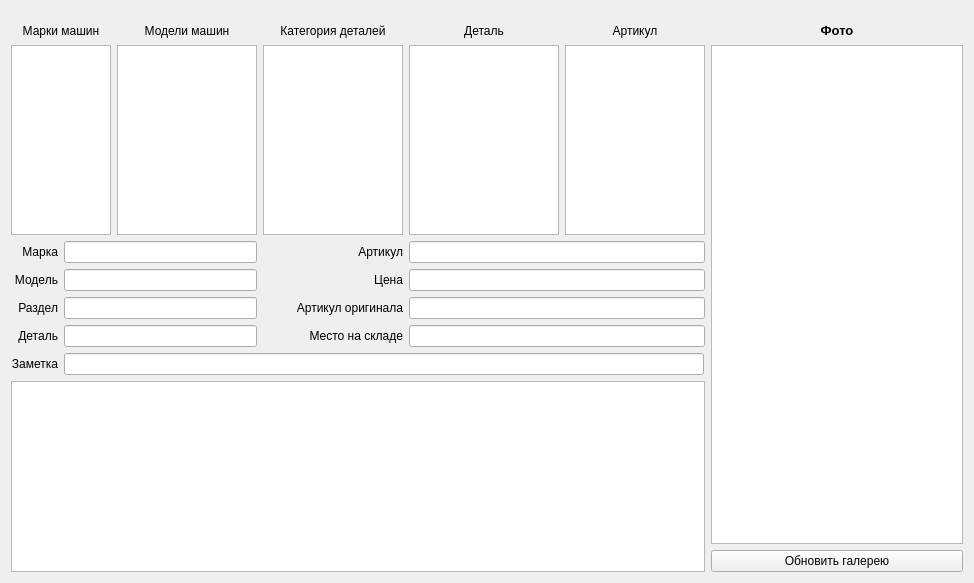
This is mainwindow.ui in Krerg/carDetailsControl as Qt 5 draws it before an edit. The edited form follows.
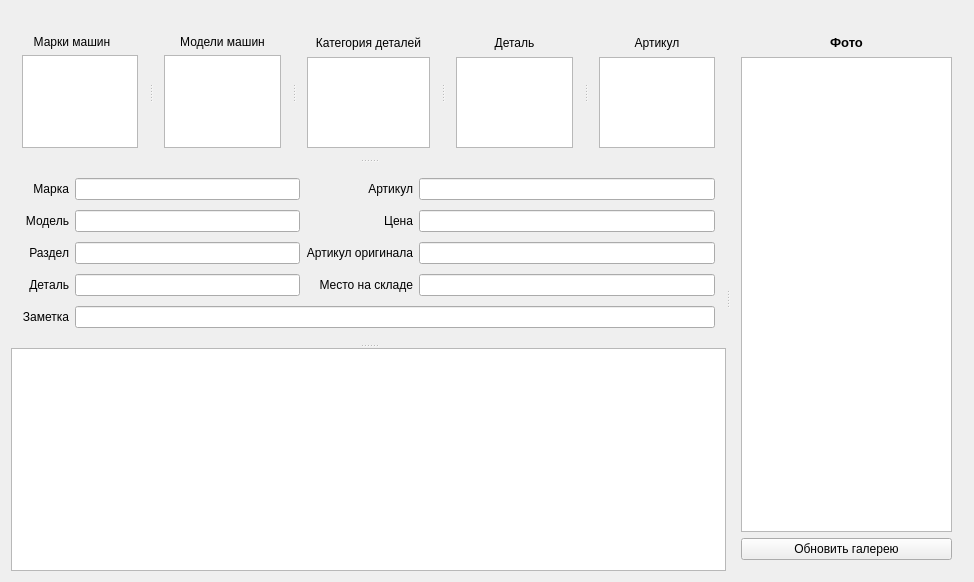
This is the edited form.

Commit message: Custom Image viewer added. New layout manager

```diff
--- a/mainwindow.ui
+++ b/mainwindow.ui
@@ -7,7 +7,7 @@
     <x>0</x>
     <y>0</y>
     <width>974</width>
-    <height>583</height>
+    <height>582</height>
    </rect>
   </property>
   <property name="minimumSize">
@@ -22,21 +22,8 @@
   <property name="windowTitle">
    <string>MainWindow</string>
   </property>
-  <layout class="QGridLayout" name="gridLayout">
-   <item row="3" column="3">
-    <widget class="QLabel" name="label_9">
-     <property name="sizePolicy">
-      <sizepolicy hsizetype="Preferred" vsizetype="Fixed">
-       <horstretch>0</horstretch>
-       <verstretch>0</verstretch>
-      </sizepolicy>
-     </property>
-     <property name="text">
-      <string>&lt;html&gt;&lt;head/&gt;&lt;body&gt;&lt;p align=&quot;right&quot;&gt;Артикул&lt;/p&gt;&lt;/body&gt;&lt;/html&gt;</string>
-     </property>
-    </widget>
-   </item>
-   <item row="0" column="3">
+  <layout class="QGridLayout" name="gridLayout_2">
+   <item row="0" column="0">
     <spacer name="verticalSpacer">
      <property name="orientation">
       <enum>Qt::Vertical</enum>
@@ -46,16 +33,37 @@
      </property>
      <property name="sizeHint" stdset="0">
       <size>
-       <width>5</width>
-       <height>12</height>
+       <width>137</width>
+       <height>13</height>
       </size>
      </property>
     </spacer>
    </item>
-   <item row="1" column="0" colspan="2">
+   <item row="1" column="0">
+    <widget class="QSplitter" name="splitter_3">
+     <property name="orientation">
+      <enum>Qt::Horizontal</enum>
+     </property>
+     <widget class="QSplitter" name="splitter_2">
+      <property name="orientation">
+       <enum>Qt::Vertical</enum>
+      </property>
+      <widget class="QSplitter" name="splitter">
+       <property name="baseSize">
+        <size>
+         <width>0</width>
+         <height>300</height>
+        </size>
+       </property>
+       <property name="orientation">
+        <enum>Qt::Horizontal</enum>
+       </property>
+       <widget class="QWidget" name="">
+        <layout class="QVBoxLayout" name="verticalLayout">
+         <item>
     <widget class="QLabel" name="label">
      <property name="sizePolicy">
-      <sizepolicy hsizetype="Fixed" vsizetype="Fixed">
+            <sizepolicy hsizetype="Preferred" vsizetype="Fixed">
        <horstretch>0</horstretch>
        <verstretch>0</verstretch>
       </sizepolicy>
@@ -71,18 +79,56 @@
      </property>
     </widget>
    </item>
-   <item row="1" column="2">
+         <item>
+          <widget class="QListView" name="carMake">
+           <property name="enabled">
+            <bool>true</bool>
+           </property>
+           <property name="sizePolicy">
+            <sizepolicy hsizetype="Preferred" vsizetype="Expanding">
+             <horstretch>0</horstretch>
+             <verstretch>0</verstretch>
+            </sizepolicy>
+           </property>
+           <property name="maximumSize">
+            <size>
+             <width>500</width>
+             <height>500</height>
+            </size>
+           </property>
+           <property name="baseSize">
+            <size>
+             <width>0</width>
+             <height>300</height>
+            </size>
+           </property>
+           <property name="sizeAdjustPolicy">
+            <enum>QAbstractScrollArea::AdjustToContents</enum>
+           </property>
+           <property name="spacing">
+            <number>0</number>
+           </property>
+           <property name="batchSize">
+            <number>50</number>
+           </property>
+          </widget>
+         </item>
+        </layout>
+       </widget>
+       <widget class="QWidget" name="">
+        <layout class="QVBoxLayout" name="verticalLayout_2">
+         <item>
     <widget class="QLabel" name="label_2">
      <property name="sizePolicy">
-      <sizepolicy hsizetype="Fixed" vsizetype="Fixed">
+            <sizepolicy hsizetype="Preferred" vsizetype="Fixed">
        <horstretch>0</horstretch>
        <verstretch>0</verstretch>
       </sizepolicy>
      </property>
      <property name="minimumSize">
       <size>
-       <width>140</width>
-       <height>16</height>
+             <width>0</width>
+             <height>0</height>
       </size>
      </property>
      <property name="text">
@@ -90,17 +136,55 @@
      </property>
     </widget>
    </item>
-   <item row="1" column="3">
+         <item>
+          <widget class="QListView" name="carModel">
+           <property name="sizePolicy">
+            <sizepolicy hsizetype="Preferred" vsizetype="Expanding">
+             <horstretch>0</horstretch>
+             <verstretch>0</verstretch>
+            </sizepolicy>
+           </property>
+           <property name="minimumSize">
+            <size>
+             <width>0</width>
+             <height>0</height>
+            </size>
+           </property>
+           <property name="maximumSize">
+            <size>
+             <width>500</width>
+             <height>500</height>
+            </size>
+           </property>
+           <property name="baseSize">
+            <size>
+             <width>0</width>
+             <height>300</height>
+            </size>
+           </property>
+           <property name="sizeAdjustPolicy">
+            <enum>QAbstractScrollArea::AdjustToContents</enum>
+           </property>
+           <property name="batchSize">
+            <number>50</number>
+           </property>
+          </widget>
+         </item>
+        </layout>
+       </widget>
+       <widget class="QWidget" name="">
+        <layout class="QVBoxLayout" name="verticalLayout_3">
+         <item>
     <widget class="QLabel" name="label_3">
      <property name="sizePolicy">
-      <sizepolicy hsizetype="Fixed" vsizetype="Fixed">
+            <sizepolicy hsizetype="Preferred" vsizetype="Fixed">
        <horstretch>0</horstretch>
        <verstretch>0</verstretch>
       </sizepolicy>
      </property>
      <property name="minimumSize">
       <size>
-       <width>140</width>
+             <width>0</width>
        <height>16</height>
       </size>
      </property>
@@ -109,17 +193,49 @@
      </property>
     </widget>
    </item>
-   <item row="1" column="4">
+         <item>
+          <widget class="QListView" name="detailCategory">
+           <property name="sizePolicy">
+            <sizepolicy hsizetype="Preferred" vsizetype="Preferred">
+             <horstretch>0</horstretch>
+             <verstretch>0</verstretch>
+            </sizepolicy>
+           </property>
+           <property name="maximumSize">
+            <size>
+             <width>500</width>
+             <height>500</height>
+            </size>
+           </property>
+           <property name="baseSize">
+            <size>
+             <width>0</width>
+             <height>300</height>
+            </size>
+           </property>
+           <property name="sizeAdjustPolicy">
+            <enum>QAbstractScrollArea::AdjustToContents</enum>
+           </property>
+           <property name="batchSize">
+            <number>50</number>
+           </property>
+          </widget>
+         </item>
+        </layout>
+       </widget>
+       <widget class="QWidget" name="">
+        <layout class="QVBoxLayout" name="verticalLayout_4">
+         <item>
     <widget class="QLabel" name="label_4">
      <property name="sizePolicy">
-      <sizepolicy hsizetype="Fixed" vsizetype="Fixed">
+            <sizepolicy hsizetype="Preferred" vsizetype="Fixed">
        <horstretch>0</horstretch>
        <verstretch>0</verstretch>
       </sizepolicy>
      </property>
      <property name="minimumSize">
       <size>
-       <width>150</width>
+             <width>0</width>
        <height>16</height>
       </size>
      </property>
@@ -134,17 +250,46 @@
      </property>
     </widget>
    </item>
-   <item row="1" column="5">
+         <item>
+          <widget class="QListView" name="detail">
+           <property name="sizePolicy">
+            <sizepolicy hsizetype="Preferred" vsizetype="Preferred">
+             <horstretch>0</horstretch>
+             <verstretch>0</verstretch>
+            </sizepolicy>
+           </property>
+           <property name="maximumSize">
+            <size>
+             <width>500</width>
+             <height>500</height>
+            </size>
+           </property>
+           <property name="baseSize">
+            <size>
+             <width>0</width>
+             <height>300</height>
+            </size>
+           </property>
+           <property name="sizeAdjustPolicy">
+            <enum>QAbstractScrollArea::AdjustToContents</enum>
+           </property>
+          </widget>
+         </item>
+        </layout>
+       </widget>
+       <widget class="QWidget" name="">
+        <layout class="QVBoxLayout" name="verticalLayout_5">
+         <item>
     <widget class="QLabel" name="label_13">
      <property name="sizePolicy">
-      <sizepolicy hsizetype="Fixed" vsizetype="Fixed">
+            <sizepolicy hsizetype="Preferred" vsizetype="Fixed">
        <horstretch>0</horstretch>
        <verstretch>0</verstretch>
       </sizepolicy>
      </property>
      <property name="minimumSize">
       <size>
-       <width>140</width>
+             <width>0</width>
        <height>16</height>
       </size>
      </property>
@@ -153,167 +298,37 @@
      </property>
     </widget>
    </item>
-   <item row="1" column="6">
-    <widget class="QLabel" name="label_14">
-     <property name="sizePolicy">
-      <sizepolicy hsizetype="Expanding" vsizetype="Fixed">
-       <horstretch>0</horstretch>
-       <verstretch>0</verstretch>
-      </sizepolicy>
-     </property>
-     <property name="minimumSize">
-      <size>
-       <width>0</width>
-       <height>16</height>
-      </size>
-     </property>
-     <property name="maximumSize">
-      <size>
-       <width>16777215</width>
-       <height>16</height>
-      </size>
-     </property>
-     <property name="text">
-      <string>&lt;html&gt;&lt;head/&gt;&lt;body&gt;&lt;p align=&quot;center&quot;&gt;&lt;span style=&quot; font-size:10pt; font-weight:600;&quot;&gt;Фото&lt;/span&gt;&lt;/p&gt;&lt;/body&gt;&lt;/html&gt;</string>
-     </property>
-    </widget>
-   </item>
-   <item row="2" column="0" colspan="2">
-    <widget class="QListView" name="carMake">
-     <property name="enabled">
-      <bool>true</bool>
-     </property>
-     <property name="sizePolicy">
-      <sizepolicy hsizetype="Fixed" vsizetype="Preferred">
-       <horstretch>0</horstretch>
-       <verstretch>0</verstretch>
-      </sizepolicy>
-     </property>
-     <property name="maximumSize">
-      <size>
-       <width>100</width>
-       <height>500</height>
-      </size>
-     </property>
-     <property name="baseSize">
-      <size>
-       <width>30</width>
-       <height>50</height>
-      </size>
-     </property>
-    </widget>
-   </item>
-   <item row="2" column="2">
-    <widget class="QListView" name="carModel">
-     <property name="sizePolicy">
-      <sizepolicy hsizetype="Fixed" vsizetype="Preferred">
-       <horstretch>0</horstretch>
-       <verstretch>0</verstretch>
-      </sizepolicy>
-     </property>
-     <property name="maximumSize">
-      <size>
-       <width>140</width>
-       <height>500</height>
-      </size>
-     </property>
-    </widget>
-   </item>
-   <item row="2" column="3">
-    <widget class="QListView" name="detailCategory">
-     <property name="sizePolicy">
-      <sizepolicy hsizetype="Fixed" vsizetype="Preferred">
-       <horstretch>0</horstretch>
-       <verstretch>0</verstretch>
-      </sizepolicy>
-     </property>
-     <property name="maximumSize">
-      <size>
-       <width>140</width>
-       <height>500</height>
-      </size>
-     </property>
-    </widget>
-   </item>
-   <item row="2" column="4">
-    <widget class="QListView" name="detail">
-     <property name="sizePolicy">
-      <sizepolicy hsizetype="Fixed" vsizetype="Preferred">
-       <horstretch>0</horstretch>
-       <verstretch>0</verstretch>
-      </sizepolicy>
-     </property>
-     <property name="maximumSize">
-      <size>
-       <width>150</width>
-       <height>500</height>
-      </size>
-     </property>
-    </widget>
-   </item>
-   <item row="2" column="5">
+         <item>
     <widget class="QListView" name="detailArticle">
      <property name="sizePolicy">
-      <sizepolicy hsizetype="Fixed" vsizetype="Preferred">
+            <sizepolicy hsizetype="Preferred" vsizetype="Expanding">
        <horstretch>0</horstretch>
        <verstretch>0</verstretch>
       </sizepolicy>
      </property>
      <property name="maximumSize">
       <size>
-       <width>140</width>
+             <width>500</width>
        <height>500</height>
       </size>
      </property>
-    </widget>
-   </item>
-   <item row="2" column="6" rowspan="7">
-    <widget class="QListWidget" name="gallery">
-     <property name="autoScrollMargin">
-      <number>1</number>
-     </property>
-     <property name="tabKeyNavigation">
-      <bool>true</bool>
-     </property>
-     <property name="selectionMode">
-      <enum>QAbstractItemView::MultiSelection</enum>
-     </property>
-     <property name="iconSize">
+           <property name="baseSize">
       <size>
-       <width>180</width>
-       <height>180</height>
-      </size>
-     </property>
-     <property name="resizeMode">
-      <enum>QListView::Adjust</enum>
-     </property>
-     <property name="layoutMode">
-      <enum>QListView::Batched</enum>
-     </property>
-     <property name="spacing">
-      <number>0</number>
-     </property>
-     <property name="gridSize">
-      <size>
-       <width>110</width>
-       <height>110</height>
-      </size>
-     </property>
-     <property name="viewMode">
-      <enum>QListView::IconMode</enum>
-     </property>
-     <property name="modelColumn">
-      <number>0</number>
-     </property>
-     <property name="uniformItemSizes">
-      <bool>false</bool>
-     </property>
-     <property name="batchSize">
-      <number>1</number>
-     </property>
-    </widget>
-   </item>
-   <item row="3" column="0">
+             <width>0</width>
+             <height>300</height>
+            </size>
+           </property>
+           <property name="sizeAdjustPolicy">
+            <enum>QAbstractScrollArea::AdjustToContents</enum>
+           </property>
+          </widget>
+         </item>
+        </layout>
+       </widget>
+      </widget>
+      <widget class="QWidget" name="">
+       <layout class="QGridLayout" name="gridLayout">
+        <item row="0" column="0">
     <widget class="QLabel" name="label_5">
      <property name="sizePolicy">
       <sizepolicy hsizetype="Preferred" vsizetype="Fixed">
@@ -326,14 +341,27 @@
      </property>
     </widget>
    </item>
-   <item row="3" column="1" colspan="2">
+        <item row="0" column="1">
     <widget class="QLineEdit" name="makeOutput">
      <property name="readOnly">
       <bool>true</bool>
      </property>
     </widget>
    </item>
-   <item row="3" column="4" colspan="2">
+        <item row="0" column="2">
+         <widget class="QLabel" name="label_9">
+          <property name="sizePolicy">
+           <sizepolicy hsizetype="Preferred" vsizetype="Fixed">
+            <horstretch>0</horstretch>
+            <verstretch>0</verstretch>
+           </sizepolicy>
+          </property>
+          <property name="text">
+           <string>&lt;html&gt;&lt;head/&gt;&lt;body&gt;&lt;p align=&quot;right&quot;&gt;Артикул&lt;/p&gt;&lt;/body&gt;&lt;/html&gt;</string>
+          </property>
+         </widget>
+        </item>
+        <item row="0" column="3">
     <widget class="QLineEdit" name="articleOutput">
      <property name="sizePolicy">
       <sizepolicy hsizetype="Fixed" vsizetype="Fixed">
@@ -352,7 +380,7 @@
      </property>
     </widget>
    </item>
-   <item row="4" column="0">
+        <item row="1" column="0">
     <widget class="QLabel" name="label_6">
      <property name="sizePolicy">
       <sizepolicy hsizetype="Preferred" vsizetype="Fixed">
@@ -365,14 +393,14 @@
      </property>
     </widget>
    </item>
-   <item row="4" column="1" colspan="2">
+        <item row="1" column="1">
     <widget class="QLineEdit" name="modelOutput">
      <property name="readOnly">
       <bool>true</bool>
      </property>
     </widget>
    </item>
-   <item row="4" column="3">
+        <item row="1" column="2">
     <widget class="QLabel" name="label_10">
      <property name="sizePolicy">
       <sizepolicy hsizetype="Preferred" vsizetype="Fixed">
@@ -385,7 +413,7 @@
      </property>
     </widget>
    </item>
-   <item row="4" column="4" colspan="2">
+        <item row="1" column="3">
     <widget class="QLineEdit" name="costOutput">
      <property name="sizePolicy">
       <sizepolicy hsizetype="Fixed" vsizetype="Fixed">
@@ -404,7 +432,7 @@
      </property>
     </widget>
    </item>
-   <item row="5" column="0">
+        <item row="2" column="0">
     <widget class="QLabel" name="label_7">
      <property name="sizePolicy">
       <sizepolicy hsizetype="Preferred" vsizetype="Fixed">
@@ -417,14 +445,14 @@
      </property>
     </widget>
    </item>
-   <item row="5" column="1" colspan="2">
+        <item row="2" column="1">
     <widget class="QLineEdit" name="categoryOutput">
      <property name="readOnly">
       <bool>true</bool>
      </property>
     </widget>
    </item>
-   <item row="5" column="3">
+        <item row="2" column="2">
     <widget class="QLabel" name="label_11">
      <property name="sizePolicy">
       <sizepolicy hsizetype="Preferred" vsizetype="Fixed">
@@ -437,7 +465,7 @@
      </property>
     </widget>
    </item>
-   <item row="5" column="4" colspan="2">
+        <item row="2" column="3">
     <widget class="QLineEdit" name="originaArtcileOutput">
      <property name="sizePolicy">
       <sizepolicy hsizetype="Fixed" vsizetype="Fixed">
@@ -456,7 +484,7 @@
      </property>
     </widget>
    </item>
-   <item row="6" column="0">
+        <item row="3" column="0">
     <widget class="QLabel" name="label_8">
      <property name="sizePolicy">
       <sizepolicy hsizetype="Preferred" vsizetype="Fixed">
@@ -469,14 +497,14 @@
      </property>
     </widget>
    </item>
-   <item row="6" column="1" colspan="2">
+        <item row="3" column="1">
     <widget class="QLineEdit" name="detailOutput">
      <property name="readOnly">
       <bool>true</bool>
      </property>
     </widget>
    </item>
-   <item row="6" column="3">
+        <item row="3" column="2">
     <widget class="QLabel" name="label_12">
      <property name="sizePolicy">
       <sizepolicy hsizetype="Preferred" vsizetype="Fixed">
@@ -489,7 +517,7 @@
      </property>
     </widget>
    </item>
-   <item row="6" column="4" colspan="2">
+        <item row="3" column="3">
     <widget class="QLineEdit" name="placeOutput">
      <property name="sizePolicy">
       <sizepolicy hsizetype="Fixed" vsizetype="Fixed">
@@ -508,7 +536,7 @@
      </property>
     </widget>
    </item>
-   <item row="7" column="0">
+        <item row="4" column="0">
     <widget class="QLabel" name="label_15">
      <property name="sizePolicy">
       <sizepolicy hsizetype="Preferred" vsizetype="Fixed">
@@ -521,7 +549,7 @@
      </property>
     </widget>
    </item>
-   <item row="7" column="1" colspan="5">
+        <item row="4" column="1" colspan="3">
     <widget class="QLineEdit" name="noteOutput">
      <property name="sizePolicy">
       <sizepolicy hsizetype="Fixed" vsizetype="Fixed">
@@ -540,14 +568,8 @@
      </property>
     </widget>
    </item>
-   <item row="9" column="6">
-    <widget class="QPushButton" name="pushButton">
-     <property name="text">
-      <string>Обновить галерею</string>
-     </property>
-    </widget>
-   </item>
-   <item row="8" column="0" rowspan="2" colspan="6">
+       </layout>
+      </widget>
     <widget class="QListWidget" name="articleGallery">
      <property name="autoScrollMargin">
       <number>1</number>
@@ -591,6 +613,90 @@
      <property name="batchSize">
       <number>1</number>
      </property>
+      </widget>
+     </widget>
+     <widget class="QWidget" name="">
+      <layout class="QVBoxLayout" name="verticalLayout_6">
+       <item>
+        <widget class="QLabel" name="label_14">
+         <property name="sizePolicy">
+          <sizepolicy hsizetype="Expanding" vsizetype="Fixed">
+           <horstretch>0</horstretch>
+           <verstretch>0</verstretch>
+          </sizepolicy>
+         </property>
+         <property name="minimumSize">
+          <size>
+           <width>0</width>
+           <height>16</height>
+          </size>
+         </property>
+         <property name="maximumSize">
+          <size>
+           <width>16777215</width>
+           <height>16</height>
+          </size>
+         </property>
+         <property name="text">
+          <string>&lt;html&gt;&lt;head/&gt;&lt;body&gt;&lt;p align=&quot;center&quot;&gt;&lt;span style=&quot; font-size:10pt; font-weight:600;&quot;&gt;Фото&lt;/span&gt;&lt;/p&gt;&lt;/body&gt;&lt;/html&gt;</string>
+         </property>
+        </widget>
+       </item>
+       <item>
+        <widget class="QListWidget" name="gallery">
+         <property name="autoScrollMargin">
+          <number>1</number>
+         </property>
+         <property name="tabKeyNavigation">
+          <bool>true</bool>
+         </property>
+         <property name="selectionMode">
+          <enum>QAbstractItemView::MultiSelection</enum>
+         </property>
+         <property name="iconSize">
+          <size>
+           <width>180</width>
+           <height>180</height>
+          </size>
+         </property>
+         <property name="resizeMode">
+          <enum>QListView::Adjust</enum>
+         </property>
+         <property name="layoutMode">
+          <enum>QListView::Batched</enum>
+         </property>
+         <property name="spacing">
+          <number>0</number>
+         </property>
+         <property name="gridSize">
+          <size>
+           <width>110</width>
+           <height>110</height>
+          </size>
+         </property>
+         <property name="viewMode">
+          <enum>QListView::IconMode</enum>
+         </property>
+         <property name="modelColumn">
+          <number>0</number>
+         </property>
+         <property name="uniformItemSizes">
+          <bool>false</bool>
+         </property>
+         <property name="batchSize">
+          <number>1</number>
+         </property>
+        </widget>
+       </item>
+       <item>
+        <widget class="QPushButton" name="pushButton">
+         <property name="text">
+          <string>Обновить галерею</string>
+         </property>
+        </widget>
+       </item>
+      </layout>
+     </widget>
     </widget>
    </item>
   </layout>
```
Left out of the diff: 6 changed lines with no effect on the pictures. Lines whose indentation alone changed are shown as unchanged. The commit also changes 3 other files.
